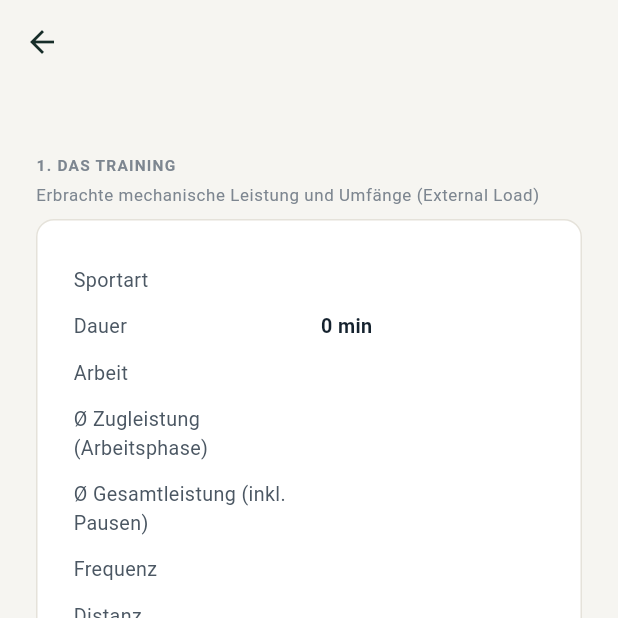
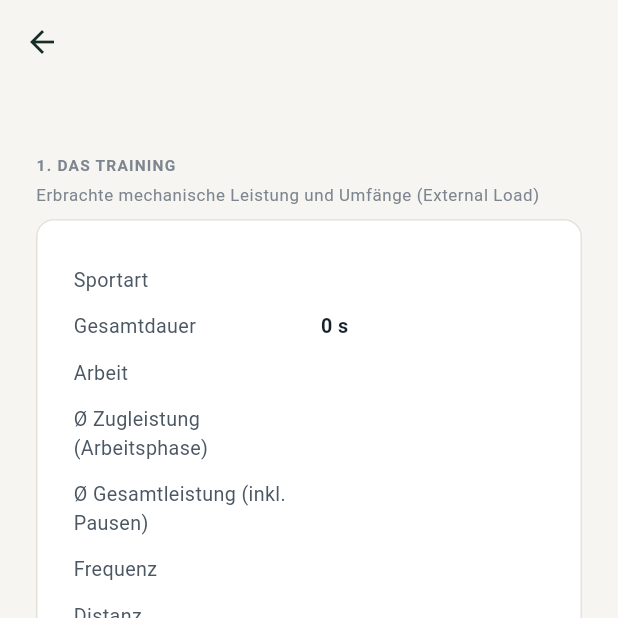
Before and after one commit to gspand/XCSki_Coach, a Flutter app: the _SessionDetailScreen screen opened directly with empty values, on a phone screen of 412 x 824 dp, the top half of it. Run offline on Flutter 3.47's test engine with Material 3 defaults, Android fonts, the phone set to English and light mode, and no system bars; our stand-ins replace flutter_secure_storage, pdf, share_plus; missing offline and left inert: file_selector, fit_sdk, flutter_web_auth_2, sqlite3; accounts and stored records are empty.

Commit message:
Show measured activity time and sport-specific cadence in the training diary

```diff
--- a/packages/xc_coach/lib/ui/analysis/unified_analysis_screen.dart
+++ b/packages/xc_coach/lib/ui/analysis/unified_analysis_screen.dart
@@ -24,6 +24,14 @@ import '../../presentation/session_presentation_model.dart';
 import '../design_system.dart';
 import '../ercolina/session_inspector_screen.dart';
 import '../session/session_report_screen.dart';
+
+String _recordedDuration(int seconds) {
+  final h = seconds ~/ 3600;
+  final m = (seconds % 3600) ~/ 60;
+  final s = seconds % 60;
+  if (h > 0) return '${h} h ${m} min ${s} s';
+  return m > 0 ? '${m} min ${s} s' : '${s} s';
+}
 
 class UnifiedAnalysisScreen extends StatelessWidget {
   const UnifiedAnalysisScreen({
@@ -209,7 +217,7 @@ class _UnifiedSessionRow extends StatelessWidget {
                       ),
                     ),
                     Text(
-                      '${model.training.durationMinutes} min',
+                      _recordedDuration(session.movingTimeSeconds),
                       style: text.labelMedium?.copyWith(
                         color: GiuliaTokens.accent,
                         fontWeight: FontWeight.bold,
@@ -325,7 +333,9 @@ class _SessionDetailScreen extends StatelessWidget {
             child: Column(
               children: [
                 _DetailRow(label: 'Sportart', value: model.training.modalityLabel),
-                _DetailRow(label: 'Dauer', value: '${model.training.durationMinutes} min'),
+                _DetailRow(label: 'Gesamtdauer', value: _recordedDuration(session.durationSeconds)),
+                if (session.movingTimeSeconds != session.durationSeconds)
+                  _DetailRow(label: 'Bewegungszeit', value: _recordedDuration(session.movingTimeSeconds)),
                 if (model.training.workKiloJoule != null)
                   _DetailRow(label: 'Arbeit', value: model.training.workKiloJoule!),
                 if (model.training.averageStrokePowerWatt != null)
```
Also changed, not shown: packages/xc_coach/lib/presentation/session_presentation_model.dart (+6 -1 lines), 3 other files.
